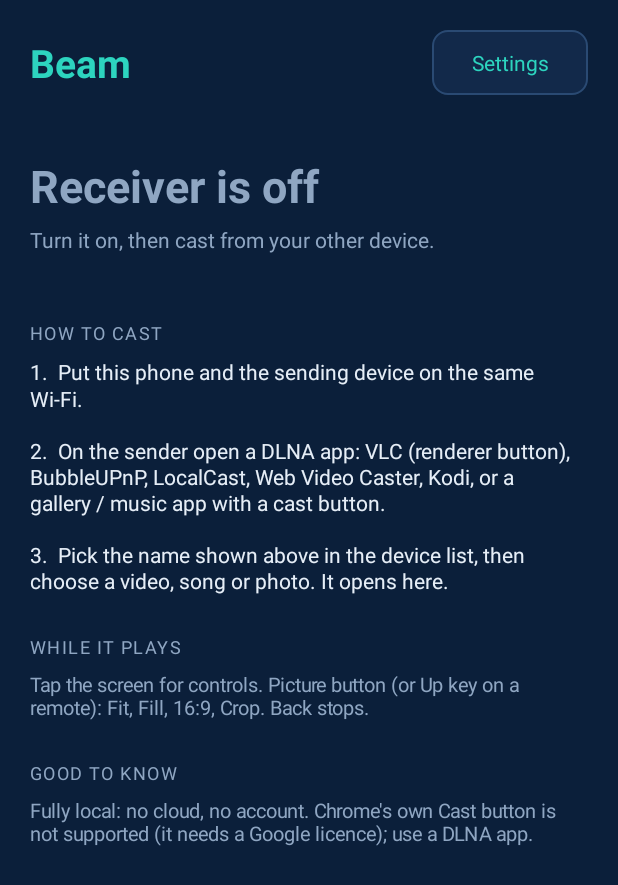
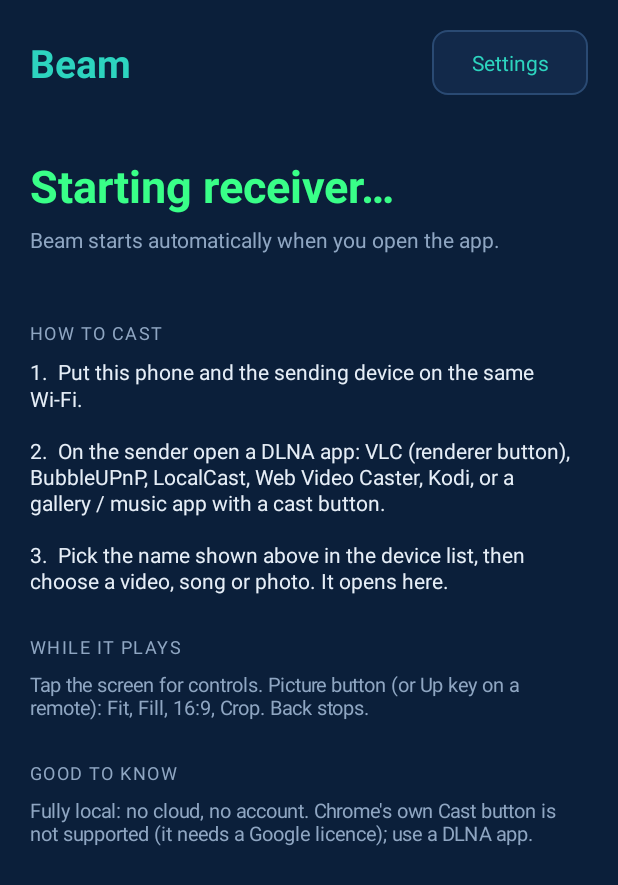
Before and after one commit to Aasimabdul/Beam, an Android app: the screen it shows after launch (MainActivity), on a phone screen of 412 x 824 dp. Shown: the top 885 px of the screen. Run offline under Robolectric (Android 15) with nearby library versions, the phone set to English and light mode, and no system bars; 5 statements that could not run were skipped.

Commit message:
Remove manual receiver toggle state

```diff
--- a/app/src/main/java/com/beam/app/MainActivity.kt
+++ b/app/src/main/java/com/beam/app/MainActivity.kt
@@ -225,10 +225,9 @@ class MainActivity : Activity() {
 
     private fun refresh() {
         val on = ReceiverService.running
-        headline.text = if (on) "Ready to cast" else "Receiver is off"
-        headline.setTextColor(if (on) NEON else MUTED)
-        detail.text = if (on) "Visible as \"${Prefs.name(this)}\"\n${ReceiverService.address ?: ""}" else "Turn it on, then cast from your other device."
-        toggle.text = if (on) "Turn off" else "Turn on"
+        headline.text = if (on) "Ready to cast" else "Starting receiver…"
+        headline.setTextColor(NEON)
+        detail.text = if (on) "Visible as \"${Prefs.name(this)}\"\n${ReceiverService.address ?: ""}" else "Beam starts automatically when you open the app."
         overlay.text = if (Settings.canDrawOverlays(this)) "Allowed: the player opens by itself when a cast starts."
         else "Not allowed: you will get a notification to tap when a cast starts."
         val m = Prefs.mode(this)
```
